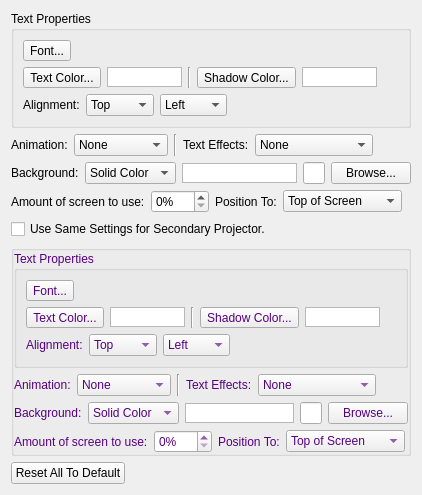
SoftProjector/src, file src/commonsettingswidget.ui: the form before one commit.
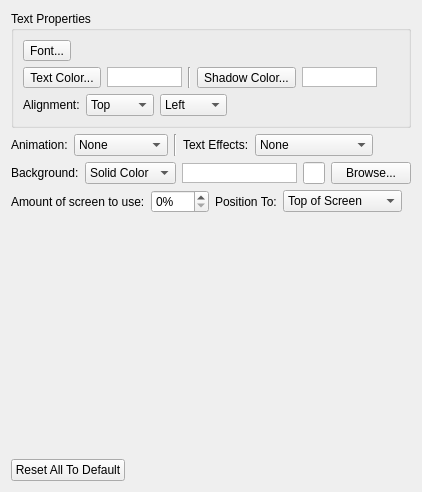
The form after the commit. Icons and pictures are not drawn.

Commit message: Updated Settings dialog

What changed in the file:
```diff
--- a/src/commonsettingswidget.ui
+++ b/src/commonsettingswidget.ui
@@ -498,679 +498,6 @@
      </item>
     </layout>
    </item>
-   <item>
-    <widget class="QCheckBox" name="checkBoxDisp2">
-     <property name="text">
-      <string>Use Same Settings for Secondary Projector.</string>
-     </property>
-    </widget>
-   </item>
-   <item>
-    <widget class="QGroupBox" name="groupBoxUseDisp2">
-     <property name="palette">
-      <palette>
-       <active>
-        <colorrole role="WindowText">
-         <brush brushstyle="SolidPattern">
-          <color alpha="255">
-           <red>85</red>
-           <green>0</green>
-           <blue>127</blue>
-          </color>
-         </brush>
-        </colorrole>
-        <colorrole role="Text">
-         <brush brushstyle="SolidPattern">
-          <color alpha="255">
-           <red>85</red>
-           <green>0</green>
-           <blue>127</blue>
-          </color>
-         </brush>
-        </colorrole>
-        <colorrole role="ButtonText">
-         <brush brushstyle="SolidPattern">
-          <color alpha="255">
-           <red>85</red>
-           <green>0</green>
-           <blue>127</blue>
-          </color>
-         </brush>
-        </colorrole>
-        <colorrole role="Highlight">
-         <brush brushstyle="SolidPattern">
-          <color alpha="255">
-           <red>170</red>
-           <green>85</green>
-           <blue>255</blue>
-          </color>
-         </brush>
-        </colorrole>
-       </active>
-       <inactive>
-        <colorrole role="WindowText">
-         <brush brushstyle="SolidPattern">
-          <color alpha="255">
-           <red>85</red>
-           <green>0</green>
-           <blue>127</blue>
-          </color>
-         </brush>
-        </colorrole>
-        <colorrole role="Text">
-         <brush brushstyle="SolidPattern">
-          <color alpha="255">
-           <red>85</red>
-           <green>0</green>
-           <blue>127</blue>
-          </color>
-         </brush>
-        </colorrole>
-        <colorrole role="ButtonText">
-         <brush brushstyle="SolidPattern">
-          <color alpha="255">
-           <red>85</red>
-           <green>0</green>
-           <blue>127</blue>
-          </color>
-         </brush>
-        </colorrole>
-        <colorrole role="Highlight">
-         <brush brushstyle="SolidPattern">
-          <color alpha="255">
-           <red>170</red>
-           <green>85</green>
-           <blue>255</blue>
-          </color>
-         </brush>
-        </colorrole>
-       </inactive>
-       <disabled>
-        <colorrole role="WindowText">
-         <brush brushstyle="SolidPattern">
-          <color alpha="255">
-           <red>120</red>
-           <green>120</green>
-           <blue>120</blue>
-          </color>
-         </brush>
-        </colorrole>
-        <colorrole role="Text">
-         <brush brushstyle="SolidPattern">
-          <color alpha="255">
-           <red>120</red>
-           <green>120</green>
-           <blue>120</blue>
-          </color>
-         </brush>
-        </colorrole>
-        <colorrole role="ButtonText">
-         <brush brushstyle="SolidPattern">
-          <color alpha="255">
-           <red>120</red>
-           <green>120</green>
-           <blue>120</blue>
-          </color>
-         </brush>
-        </colorrole>
-        <colorrole role="Highlight">
-         <brush brushstyle="SolidPattern">
-          <color alpha="255">
-           <red>51</red>
-           <green>153</green>
-           <blue>255</blue>
-          </color>
-         </brush>
-        </colorrole>
-       </disabled>
-      </palette>
-     </property>
-     <property name="flat">
-      <bool>true</bool>
-     </property>
-     <property name="checked">
-      <bool>false</bool>
-     </property>
-     <layout class="QVBoxLayout" name="verticalLayout_2">
-      <property name="leftMargin">
-       <number>0</number>
-      </property>
-      <property name="topMargin">
-       <number>0</number>
-      </property>
-      <property name="rightMargin">
-       <number>0</number>
-      </property>
-      <property name="bottomMargin">
-       <number>0</number>
-      </property>
-      <item>
-       <widget class="QGroupBox" name="groupBoxTextProperties_2">
-        <property name="palette">
-         <palette>
-          <active>
-           <colorrole role="WindowText">
-            <brush brushstyle="SolidPattern">
-             <color alpha="255">
-              <red>86</red>
-              <green>0</green>
-              <blue>127</blue>
-             </color>
-            </brush>
-           </colorrole>
-          </active>
-          <inactive>
-           <colorrole role="WindowText">
-            <brush brushstyle="SolidPattern">
-             <color alpha="255">
-              <red>86</red>
-              <green>0</green>
-              <blue>127</blue>
-             </color>
-            </brush>
-           </colorrole>
-          </inactive>
-          <disabled>
-           <colorrole role="WindowText">
-            <brush brushstyle="SolidPattern">
-             <color alpha="255">
-              <red>120</red>
-              <green>120</green>
-              <blue>120</blue>
-             </color>
-            </brush>
-           </colorrole>
-          </disabled>
-         </palette>
-        </property>
-        <property name="title">
-         <string>Text Properties</string>
-        </property>
-        <layout class="QVBoxLayout" name="verticalLayout_3">
-         <item>
-          <layout class="QHBoxLayout" name="horizontalLayout_5">
-           <item>
-            <widget class="QToolButton" name="toolButtonTextFont2">
-             <property name="text">
-              <string>Font...</string>
-             </property>
-            </widget>
-           </item>
-           <item>
-            <widget class="QLabel" name="labelFont2">
-             <property name="sizePolicy">
-              <sizepolicy hsizetype="Minimum" vsizetype="Preferred">
-               <horstretch>0</horstretch>
-               <verstretch>0</verstretch>
-              </sizepolicy>
-             </property>
-             <property name="wordWrap">
-              <bool>true</bool>
-             </property>
-            </widget>
-           </item>
-          </layout>
-         </item>
-         <item>
-          <layout class="QHBoxLayout" name="horizontalLayout_7">
-           <item>
-            <widget class="QToolButton" name="toolButtonTextColor2">
-             <property name="text">
-              <string>Text Color...</string>
-             </property>
-            </widget>
-           </item>
-           <item>
-            <widget class="QGraphicsView" name="graphicViewTextColor2">
-             <property name="sizePolicy">
-              <sizepolicy hsizetype="Fixed" vsizetype="Fixed">
-               <horstretch>0</horstretch>
-               <verstretch>0</verstretch>
-              </sizepolicy>
-             </property>
-             <property name="minimumSize">
-              <size>
-               <width>75</width>
-               <height>20</height>
-              </size>
-             </property>
-             <property name="maximumSize">
-              <size>
-               <width>75</width>
-               <height>20</height>
-              </size>
-             </property>
-            </widget>
-           </item>
-           <item>
-            <widget class="Line" name="line_3">
-             <property name="orientation">
-              <enum>Qt::Vertical</enum>
-             </property>
-            </widget>
-           </item>
-           <item>
-            <widget class="QToolButton" name="toolButtonShadowColor2">
-             <property name="text">
-              <string>Shadow Color...</string>
-             </property>
-            </widget>
-           </item>
-           <item>
-            <widget class="QGraphicsView" name="graphicViewShadowColor2">
-             <property name="sizePolicy">
-              <sizepolicy hsizetype="Fixed" vsizetype="Fixed">
-               <horstretch>0</horstretch>
-               <verstretch>0</verstretch>
-              </sizepolicy>
-             </property>
-             <property name="minimumSize">
-              <size>
-               <width>75</width>
-               <height>20</height>
-              </size>
-             </property>
-             <property name="maximumSize">
-              <size>
-               <width>75</width>
-               <height>20</height>
-              </size>
-             </property>
-            </widget>
-           </item>
-           <item>
-            <spacer name="horizontalSpacer_11">
-             <property name="orientation">
-              <enum>Qt::Horizontal</enum>
-             </property>
-             <property name="sizeHint" stdset="0">
-              <size>
-               <width>40</width>
-               <height>20</height>
-              </size>
-             </property>
-            </spacer>
-           </item>
-          </layout>
-         </item>
-         <item>
-          <layout class="QHBoxLayout" name="horizontalLayout_15">
-           <item>
-            <widget class="QLabel" name="labelTextAlign_5">
-             <property name="text">
-              <string>Alignment:</string>
-             </property>
-            </widget>
-           </item>
-           <item>
-            <widget class="QComboBox" name="comboBoxVerticalAling2">
-             <item>
-              <property name="text">
-               <string>Top</string>
-              </property>
-              <property name="icon">
-               <iconset resource="softprojector.qrc">
-                <normaloff>:/icons/icons/alingTop.png</normaloff>:/icons/icons/alingTop.png</iconset>
-              </property>
-             </item>
-             <item>
-              <property name="text">
-               <string>Middle</string>
-              </property>
-              <property name="icon">
-               <iconset resource="softprojector.qrc">
-                <normaloff>:/icons/icons/alingMiddle.png</normaloff>:/icons/icons/alingMiddle.png</iconset>
-              </property>
-             </item>
-             <item>
-              <property name="text">
-               <string>Bottom</string>
-              </property>
-              <property name="icon">
-               <iconset resource="softprojector.qrc">
-                <normaloff>:/icons/icons/alingBottom.png</normaloff>:/icons/icons/alingBottom.png</iconset>
-              </property>
-             </item>
-            </widget>
-           </item>
-           <item>
-            <widget class="QComboBox" name="comboBoxHorizontalAling2">
-             <item>
-              <property name="text">
-               <string>Left</string>
-              </property>
-              <property name="icon">
-               <iconset resource="softprojector.qrc">
-                <normaloff>:/icons/icons/alingLeft.png</normaloff>:/icons/icons/alingLeft.png</iconset>
-              </property>
-             </item>
-             <item>
-              <property name="text">
-               <string>Center</string>
-              </property>
-              <property name="icon">
-               <iconset resource="softprojector.qrc">
-                <normaloff>:/icons/icons/alingCenter.png</normaloff>:/icons/icons/alingCenter.png</iconset>
-              </property>
-             </item>
-             <item>
-              <property name="text">
-               <string>Right</string>
-              </property>
-              <property name="icon">
-               <iconset resource="softprojector.qrc">
-                <normaloff>:/icons/icons/alingRight.png</normaloff>:/icons/icons/alingRight.png</iconset>
-              </property>
-             </item>
-            </widget>
-           </item>
-           <item>
-            <spacer name="horizontalSpacer_12">
-             <property name="orientation">
-              <enum>Qt::Horizontal</enum>
-             </property>
-             <property name="sizeHint" stdset="0">
-              <size>
-               <width>40</width>
-               <height>20</height>
-              </size>
-             </property>
-            </spacer>
-           </item>
-          </layout>
-         </item>
-        </layout>
-       </widget>
-      </item>
-      <item>
-       <layout class="QHBoxLayout" name="horizontalLayout_9">
-        <item>
-         <widget class="QLabel" name="labelTextAlign_7">
-          <property name="text">
-           <string>Animation:</string>
-          </property>
-         </widget>
-        </item>
-        <item>
-         <widget class="QComboBox" name="comboBoxTransitionType2">
-          <item>
-           <property name="text">
-            <string>None</string>
-           </property>
-           <property name="icon">
-            <iconset resource="softprojector.qrc">
-             <normaloff>:/icons/icons/tranNone.png</normaloff>:/icons/icons/tranNone.png</iconset>
-           </property>
-          </item>
-          <item>
-           <property name="text">
-            <string>Fade</string>
-           </property>
-           <property name="icon">
-            <iconset resource="softprojector.qrc">
-             <normaloff>:/icons/icons/tranFade.png</normaloff>:/icons/icons/tranFade.png</iconset>
-           </property>
-          </item>
-          <item>
-           <property name="text">
-            <string>Fade Out-In</string>
-           </property>
-           <property name="icon">
-            <iconset resource="softprojector.qrc">
-             <normaloff>:/icons/icons/tranFadeOutIn.png</normaloff>:/icons/icons/tranFadeOutIn.png</iconset>
-           </property>
-          </item>
-          <item>
-           <property name="text">
-            <string>Move Right</string>
-           </property>
-           <property name="icon">
-            <iconset resource="softprojector.qrc">
-             <normaloff>:/icons/icons/tranMoveRight.png</normaloff>:/icons/icons/tranMoveRight.png</iconset>
-           </property>
-          </item>
-          <item>
-           <property name="text">
-            <string>Move Left</string>
-           </property>
-           <property name="icon">
-            <iconset resource="softprojector.qrc">
-             <normaloff>:/icons/icons/tranMoveLeft.png</normaloff>:/icons/icons/tranMoveLeft.png</iconset>
-           </property>
-          </item>
-          <item>
-           <property name="text">
-            <string>Move Up</string>
-           </property>
-           <property name="icon">
-            <iconset resource="softprojector.qrc">
-             <normaloff>:/icons/icons/tranMoveUp.png</normaloff>:/icons/icons/tranMoveUp.png</iconset>
-           </property>
-          </item>
-          <item>
-           <property name="text">
-            <string>Move Down</string>
-           </property>
-           <property name="icon">
-            <iconset resource="softprojector.qrc">
-             <normaloff>:/icons/icons/tranMoveDown.png</normaloff>:/icons/icons/tranMoveDown.png</iconset>
-           </property>
-          </item>
-         </widget>
-        </item>
-        <item>
-         <widget class="Line" name="line_4">
-          <property name="orientation">
-           <enum>Qt::Vertical</enum>
-          </property>
-         </widget>
-        </item>
-        <item>
-         <widget class="QLabel" name="labelTextAlign_6">
-          <property name="text">
-           <string>Text Effects:</string>
-          </property>
-         </widget>
-        </item>
-        <item>
-         <widget class="QComboBox" name="comboBoxTextEffects2">
-          <item>
-           <property name="text">
-            <string>None</string>
-           </property>
-           <property name="icon">
-            <iconset resource="softprojector.qrc">
-             <normaloff>:/icons/icons/effectsNone.png</normaloff>:/icons/icons/effectsNone.png</iconset>
-           </property>
-          </item>
-          <item>
-           <property name="text">
-            <string>Shadow</string>
-           </property>
-           <property name="icon">
-            <iconset resource="softprojector.qrc">
-             <normaloff>:/icons/icons/effectsShadow.png</normaloff>:/icons/icons/effectsShadow.png</iconset>
-           </property>
-          </item>
-          <item>
-           <property name="text">
-            <string>Blurred Shadow</string>
-           </property>
-           <property name="icon">
-            <iconset resource="softprojector.qrc">
-             <normaloff>:/icons/icons/effectsBlurredShadow.png</normaloff>:/icons/icons/effectsBlurredShadow.png</iconset>
-           </property>
-          </item>
-         </widget>
-        </item>
-        <item>
-         <spacer name="horizontalSpacer_13">
-          <property name="orientation">
-           <enum>Qt::Horizontal</enum>
-          </property>
-          <property name="sizeHint" stdset="0">
-           <size>
-            <width>40</width>
-            <height>20</height>
-           </size>
-          </property>
-         </spacer>
-        </item>
-       </layout>
-      </item>
-      <item>
-       <layout class="QHBoxLayout" name="horizontalLayout_8">
-        <item>
-         <widget class="QLabel" name="labelTextAlign_8">
-          <property name="text">
-           <string>Background:</string>
-          </property>
-         </widget>
-        </item>
-        <item>
-         <widget class="QComboBox" name="comboBoxBackgoundType2">
-          <property name="currentIndex">
-           <number>0</number>
-          </property>
-          <item>
-           <property name="text">
-            <string>Solid Color</string>
-           </property>
-           <property name="icon">
-            <iconset resource="softprojector.qrc">
-             <normaloff>:/icons/icons/solidColor.png</normaloff>:/icons/icons/solidColor.png</iconset>
-           </property>
-          </item>
-          <item>
-           <property name="text">
-            <string>Picture</string>
-           </property>
-           <property name="icon">
-            <iconset resource="softprojector.qrc">
-             <normaloff>:/icons/icons/photo.png</normaloff>:/icons/icons/photo.png</iconset>
-           </property>
-          </item>
-          <item>
-           <property name="text">
-            <string>Video</string>
-           </property>
-           <property name="icon">
-            <iconset resource="softprojector.qrc">
-             <normaloff>:/icons/icons/video.png</normaloff>:/icons/icons/video.png</iconset>
-           </property>
-          </item>
-         </widget>
-        </item>
-        <item>
-         <widget class="QGraphicsView" name="graphicsViewBackgroundColor2">
-          <property name="sizePolicy">
-           <sizepolicy hsizetype="Expanding" vsizetype="Fixed">
-            <horstretch>0</horstretch>
-            <verstretch>0</verstretch>
-           </sizepolicy>
-          </property>
-          <property name="minimumSize">
-           <size>
-            <width>50</width>
-            <height>20</height>
-           </size>
-          </property>
-          <property name="maximumSize">
-           <size>
-            <width>16777215</width>
-            <height>20</height>
-           </size>
-          </property>
-         </widget>
-        </item>
-        <item>
-         <widget class="QLineEdit" name="lineEditBackPath2">
-          <property name="readOnly">
-           <bool>true</bool>
-          </property>
-         </widget>
-        </item>
-        <item>
-         <widget class="QPushButton" name="buttonBrowseBackground2">
-          <property name="text">
-           <string>Browse...</string>
-          </property>
-         </widget>
-        </item>
-       </layout>
-      </item>
-      <item>
-       <layout class="QHBoxLayout" name="horizontalLayout_10">
-        <item>
-         <widget class="QLabel" name="labelMaxPercent_2">
-          <property name="text">
-           <string>Amount of screen to use:</string>
-          </property>
-         </widget>
-        </item>
-        <item>
-         <widget class="QSpinBox" name="spinBoxMaxScreen2">
-          <property name="toolTip">
-           <string>Percent of screen to be used.</string>
-          </property>
-          <property name="suffix">
-           <string notr="true">%</string>
-          </property>
-          <property name="maximum">
-           <number>100</number>
-          </property>
-         </widget>
-        </item>
-        <item>
-         <widget class="QLabel" name="label_MaxTopBottom_2">
-          <property name="text">
-           <string>Position To:</string>
-          </property>
-         </widget>
-        </item>
-        <item>
-         <widget class="QComboBox" name="comboBoxScreenPosition2">
-          <property name="toolTip">
-           <string>Select to use either top portion of the screen or bottom.</string>
-          </property>
-          <item>
-           <property name="text">
-            <string>Top of Screen</string>
-           </property>
-           <property name="icon">
-            <iconset resource="softprojector.qrc">
-             <normaloff>:/icons/icons/toTopOfScreen.png</normaloff>:/icons/icons/toTopOfScreen.png</iconset>
-           </property>
-          </item>
-          <item>
-           <property name="text">
-            <string>Botton of Screen</string>
-           </property>
-           <property name="icon">
-            <iconset resource="softprojector.qrc">
-             <normaloff>:/icons/icons/toBottomOfScreen.png</normaloff>:/icons/icons/toBottomOfScreen.png</iconset>
-           </property>
-          </item>
-         </widget>
-        </item>
-        <item>
-         <spacer name="horizontalSpacer_3">
-          <property name="orientation">
-           <enum>Qt::Horizontal</enum>
-          </property>
-          <property name="sizeHint" stdset="0">
-           <size>
-            <width>40</width>
-            <height>20</height>
-           </size>
-          </property>
-         </spacer>
-        </item>
-       </layout>
-      </item>
-     </layout>
-    </widget>
-   </item>
    <item>
     <spacer name="verticalSpacer">
      <property name="orientation">
```
Left out of the diff: 1 changed line with no effect on the pictures. The commit also changes 5 other files.
